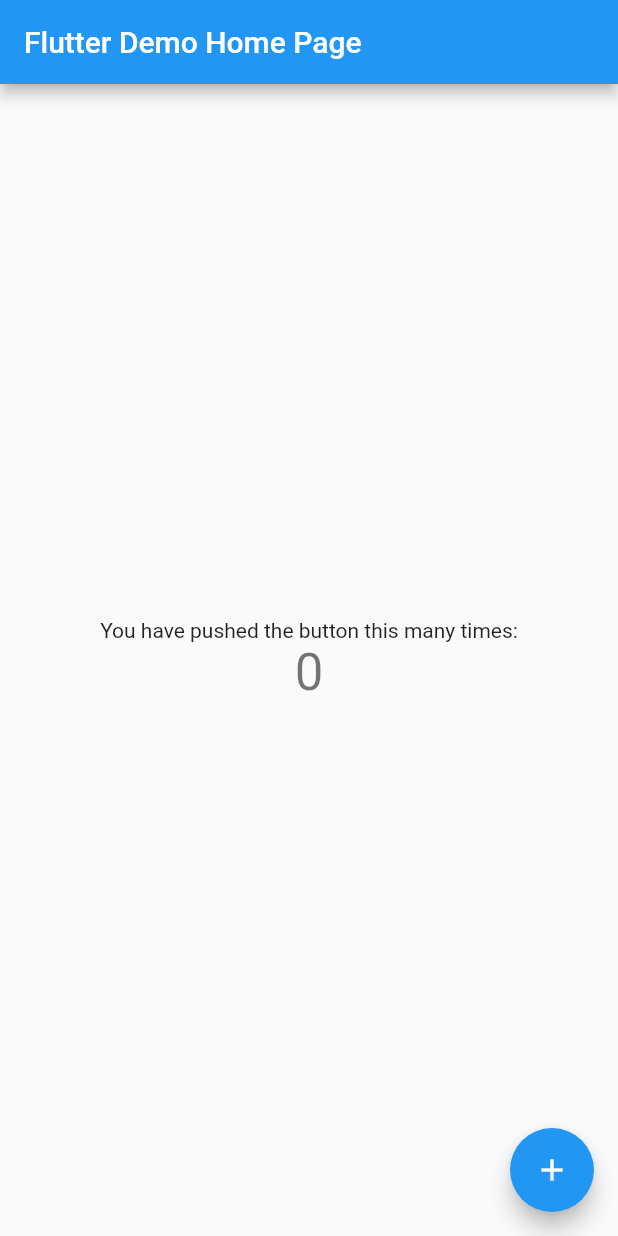
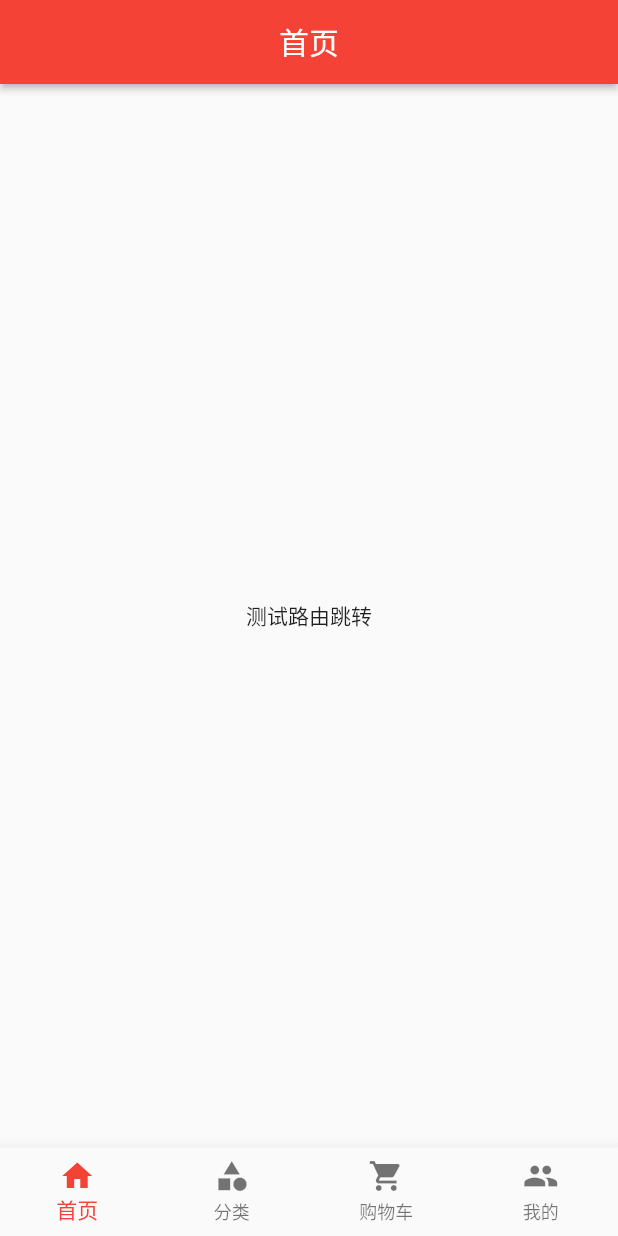
Before and after one commit to lsfern/flutter_jd, a Flutter app: the screen it shows after launch, on a phone screen of 412 x 824 dp. Run offline on Flutter 3.47's test engine with Material 2 defaults, Android fonts, the phone set to English and light mode, and no system bars; our stand-ins replace fluro; statements that could not run were skipped.

Commit message:
- bottomNavigationBar - route

```diff
--- a/lib/main.dart
+++ b/lib/main.dart
@@ -1,111 +1,22 @@
+import 'package:fluro/fluro.dart';
 import 'package:flutter/material.dart';
+import 'package:flutter_jd/page/index_page.dart';
+import 'package:flutter_jd/route/routers.dart';
 
-void main() => runApp(MyApp());
+void main() {
+  final router = Router();
+  Routes.configureRoutes(router);
+  Routes.router = router;
+  runApp(JdApp());
+}
 
-class MyApp extends StatelessWidget {
-  // This widget is the root of your application.
+class JdApp extends StatelessWidget {
   @override
   Widget build(BuildContext context) {
     return MaterialApp(
-      title: 'Flutter Demo',
-      theme: ThemeData(
-        // This is the theme of your application.
-        //
-        // Try running your application with "flutter run". You'll see the
-        // application has a blue toolbar. Then, without quitting the app, try
-        // changing the primarySwatch below to Colors.green and then invoke
-        // "hot reload" (press "r" in the console where you ran "flutter run",
-        // or simply save your changes to "hot reload" in a Flutter IDE).
-        // Notice that the counter didn't reset back to zero; the application
-        // is not restarted.
-        primarySwatch: Colors.blue,
-      ),
-      home: MyHomePage(title: 'Flutter Demo Home Page'),
-    );
+        title: '京东',
+        theme: ThemeData(primaryColor: Colors.red),
+        onGenerateRoute: Routes.router.generator,
+        home: IndexPage());
   }
 }
-
-class MyHomePage extends StatefulWidget {
-  MyHomePage({Key key, this.title}) : super(key: key);
-
-  // This widget is the home page of your application. It is stateful, meaning
-  // that it has a State object (defined below) that contains fields that affect
-  // how it looks.
-
-  // This class is the configuration for the state. It holds the values (in this
-  // case the title) provided by the parent (in this case the App widget) and
-  // used by the build method of the State. Fields in a Widget subclass are
-  // always marked "final".
-
-  final String title;
-
-  @override
-  _MyHomePageState createState() => _MyHomePageState();
-}
-
-class _MyHomePageState extends State<MyHomePage> {
-  int _counter = 0;
-
-  void _incrementCounter() {
-    setState(() {
-      // This call to setState tells the Flutter framework that something has
-      // changed in this State, which causes it to rerun the build method below
-      // so that the display can reflect the updated values. If we changed
-      // _counter without calling setState(), then the build method would not be
-      // called again, and so nothing would appear to happen.
-      _counter++;
-    });
-  }
-
-  @override
-  Widget build(BuildContext context) {
-    // This method is rerun every time setState is called, for instance as done
-    // by the _incrementCounter method above.
-    //
-    // The Flutter framework has been optimized to make rerunning build methods
-    // fast, so that you can just rebuild anything that needs updating rather
-    // than having to individually change instances of widgets.
-    return Scaffold(
-      appBar: AppBar(
-        // Here we take the value from the MyHomePage object that was created by
-        // the App.build method, and use it to set our appbar title.
-        title: Text(widget.title),
-      ),
-      body: Center(
-        // Center is a layout widget. It takes a single child and positions it
-        // in the middle of the parent.
-        child: Column(
-          // Column is also a layout widget. It takes a list of children and
-          // arranges them vertically. By default, it sizes itself to fit its
-          // children horizontally, and tries to be as tall as its parent.
-          //
-          // Invoke "debug painting" (press "p" in the console, choose the
-          // "Toggle Debug Paint" action from the Flutter Inspector in Android
-          // Studio, or the "Toggle Debug Paint" command in Visual Studio Code)
-          // to see the wireframe for each widget.
-          //
-          // Column has various properties to control how it sizes itself and
-          // how it positions its children. Here we use mainAxisAlignment to
-          // center the children vertically; the main axis here is the vertical
-          // axis because Columns are vertical (the cross axis would be
-          // horizontal).
-          mainAxisAlignment: MainAxisAlignment.center,
-          children: <Widget>[
-            Text(
-              'You have pushed the button this many times:',
-            ),
-            Text(
-              '$_counter',
-              style: Theme.of(context).textTheme.display1,
-            ),
-          ],
-        ),
-      ),
-      floatingActionButton: FloatingActionButton(
-        onPressed: _incrementCounter,
-        tooltip: 'Increment',
-        child: Icon(Icons.add),
-      ), // This trailing comma makes auto-formatting nicer for build methods.
-    );
-  }
-}
--- /dev/null
+++ b/lib/page/category/category.dart
@@ -0,0 +1,10 @@
+import 'package:flutter/material.dart';
+
+class CategoryPage extends StatelessWidget {
+  @override
+  Widget build(BuildContext context) {
+    return Center(
+        child: Text('分类'),
+    );
+  }
+}
--- /dev/null
+++ b/lib/page/home/home.dart
@@ -0,0 +1,24 @@
+import 'package:flutter/material.dart';
+import 'package:flutter_jd/route/routers.dart';
+
+class HomePage extends StatelessWidget {
+  @override
+  Widget build(BuildContext context) {
+    return Scaffold(
+      appBar: AppBar(
+        title: Text('首页'),
+        centerTitle: true,
+        elevation: 2.0,
+      ),
+      body: Center(
+        child: InkWell(
+          onTap: () {
+            Routes.navigateTo(context, Routes.search,
+                params: {'title': '测试传参数 ? *&%6'});
+          },
+          child: Text('测试路由跳转'),
+        ),
+      ),
+    );
+  }
+}
--- /dev/null
+++ b/lib/page/index_page.dart
@@ -0,0 +1,40 @@
+import 'package:flutter/material.dart';
+import 'package:flutter_jd/page/category/category.dart';
+import 'package:flutter_jd/page/home/home.dart';
+import 'package:flutter_jd/page/mine/my_page.dart';
+import 'package:flutter_jd/page/shop/shop_cart.dart';
+
+class IndexPage extends StatefulWidget {
+  @override
+  _IndexPageState createState() => _IndexPageState();
+}
+
+class _IndexPageState extends State<IndexPage> {
+  int _currentIndex = 0;
+  List<Widget> _pageList = [HomePage(), CategoryPage(), ShopCartPage(), MyPage()];
+
+  @override
+  Widget build(BuildContext context) {
+    return Scaffold(
+        bottomNavigationBar: BottomNavigationBar(
+          currentIndex: _currentIndex,
+          onTap: (index) {
+            setState(() {
+              _currentIndex = index;
+            });
+          },
+          fixedColor: Colors.red,
+          type: BottomNavigationBarType.fixed,
+          items: [
+            BottomNavigationBarItem(title: Text('首页'), icon: Icon(Icons.home)),
+            BottomNavigationBarItem(
+                title: Text('分类'), icon: Icon(Icons.category)),
+            BottomNavigationBarItem(
+                title: Text('购物车'), icon: Icon(Icons.shopping_cart)),
+            BottomNavigationBarItem(
+                title: Text('我的'), icon: Icon(Icons.people)),
+          ],
+        ),
+        body: _pageList[_currentIndex]);
+  }
+}
--- /dev/null
+++ b/lib/route/router_handler.dart
@@ -0,0 +1,17 @@
+import 'package:fluro/fluro.dart';
+import 'package:flutter/cupertino.dart';
+import 'package:flutter_jd/page/category/search_page.dart';
+import 'package:flutter_jd/page/index_page.dart';
+
+Handler rootHandler =
+    Handler(handlerFunc: (BuildContext context, Map<String, dynamic> params) {
+  return IndexPage();
+});
+
+Handler searchHandler =
+    Handler(handlerFunc: (BuildContext context, Map<String, dynamic> params) {
+        String title = params['title']?.first;
+  return SearchPage(
+      title:title
+  );
+});
--- /dev/null
+++ b/lib/route/routers.dart
@@ -0,0 +1,63 @@
+import 'package:fluro/fluro.dart';
+import 'package:flutter/material.dart';
+import 'package:flutter_jd/route/router_handler.dart';
+
+class Routes {
+  static Router router;
+  static String root = '/';
+  static String search = '/search';
+
+  // 配置route
+  static void configureRoutes(Router router) {
+    // 未发现对应route
+    router.notFoundHandler = Handler(
+        handlerFunc: (BuildContext context, Map<String, dynamic> params) {
+      print('route not found!');
+      return Container(
+        child: Text('ROUTER IS NOT FOUND!!!'),
+      );
+    });
+
+    router.define(root, handler: rootHandler); // 根目录
+    router.define(search, handler: searchHandler); // 测试搜索
+  }
+
+  // 对参数进行encode，解决参数中有特殊字符，影响fluro路由匹配
+  static Future navigateTo(BuildContext context, String path,
+      {Map<String, dynamic> params,
+      TransitionType transition = TransitionType.inFromRight}) {
+    String query = "";
+    if (params != null) {
+      int index = 0;
+      for (var key in params.keys) {
+        var value = Uri.encodeComponent(params[key]);
+        if (index == 0) {
+          query = "?";
+        } else {
+          query = query + "\&";
+        }
+        query += "$key=$value";
+        index++;
+      }
+    }
+    print('我是navigateTo传递的参数：$query');
+
+    path = path + query;
+    return router.navigateTo(context, path, transition: transition);
+  }
+
+  /// 返回界面
+  static pop(BuildContext context) {
+    Navigator.of(context).pop();
+  }
+
+  /// 返回根路由
+  static popUntil(BuildContext context) {
+    Navigator.of(context).popUntil((r) => r.settings.isInitialRoute);
+  }
+
+  /// 返回指定界面
+  static popToPage(BuildContext context, String path) {
+    Navigator.of(context).popUntil(ModalRoute.withName(path));
+  }
+}
--- a/pubspec.yaml
+++ b/pubspec.yaml
@@ -19,11 +19,11 @@ environment:
 dependencies:
   flutter:
     sdk: flutter
-
   # The following adds the Cupertino Icons font to your application.
   # Use with the CupertinoIcons class for iOS style icons.
   cupertino_icons: ^0.1.2
-
+  dio: ^3.0.8
+  fluro: ^1.5.1
 dev_dependencies:
   flutter_test:
     sdk: flutter
```
Also changed, not shown: lib/page/category/search_page.dart (added, +28 -0 lines), lib/page/mine/my_page.dart (added, +10 -0 lines), lib/page/shop/shop_cart.dart (added, +10 -0 lines), lib/page/a.dart (added), pubspec.lock, 1 other file.
